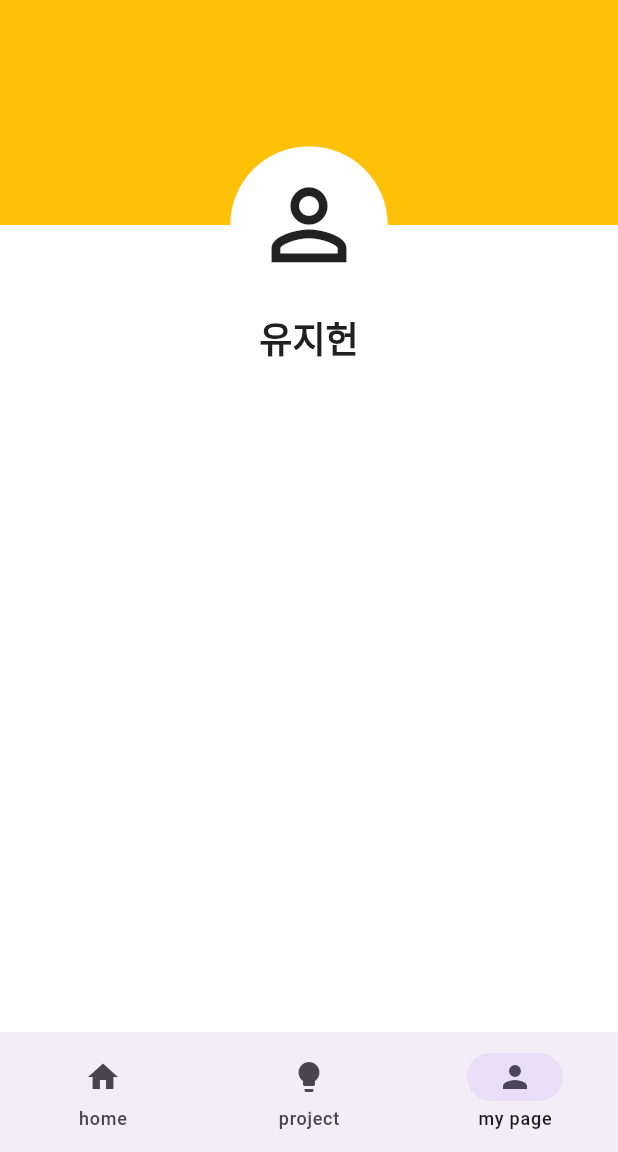
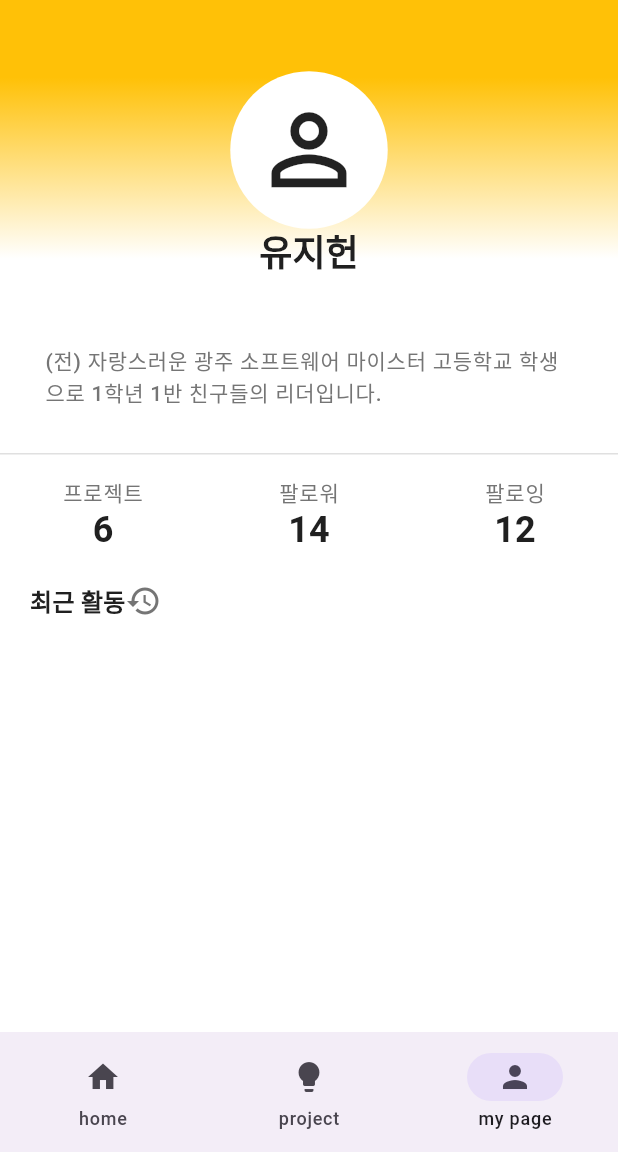
Before and after one commit to 976520/nexus-app, a Flutter app: the screen it shows after launch, item 3 of the bottom bar chosen, on a phone screen of 412 x 824 dp, the part 84-1236 px from its top. Run offline on Flutter 3.47's test engine with Material 3 defaults, Android fonts, the phone set to English and light mode, and no system bars.

Commit message:
Feat - publish my page

```diff
--- a/lib/page/mypage.dart
+++ b/lib/page/mypage.dart
@@ -9,32 +9,39 @@ class MyPage extends StatelessWidget {
       crossAxisAlignment: CrossAxisAlignment.stretch,
       children: <Widget>[
         SizedBox(
-          height: 300,
+          height: 230,
           child: Stack(
             children: [
               Column(
                 children: [
                   Expanded(
+                    flex: 3,
                     child: Container(
-                      color: Colors.amber,
-                    ),
-                  ),
-                  Expanded(
-                    child: Container(
-                      width: double.infinity,
-                      color: Colors.white,
-                      child: Center(
-                        child: Text(
-                          '유지헌',
-                          style: Theme.of(context).textTheme.titleLarge,
+                      decoration: const BoxDecoration(
+                        gradient: LinearGradient(
+                          begin: Alignment.bottomCenter,
+                          end: Alignment.topCenter,
+                          colors: [Colors.white, Colors.amber],
+                          stops: [0.0, 0.7]
                         ),
                       ),
                     ),
                   ),
+                  Expanded(
+                    flex: 1,
+                    child: Container(
+                      color: Colors.white,
+                    ),
+                  ),
                 ],
               ),
-              Center(
-                child: Container(
+              SizedBox(
+                width: double.infinity,
+                child: Column(
+                  mainAxisAlignment: MainAxisAlignment.center,
+                  crossAxisAlignment: CrossAxisAlignment.center,
+                  children: [
+                    Container(
                       padding: const EdgeInsets.all(15),
                       decoration: BoxDecoration(
                         color: Colors.white,
@@ -42,7 +49,62 @@ class MyPage extends StatelessWidget {
                       ),
                       child: const Icon(Icons.person_outline, size: 75),
                     ),
+                    Text(
+                      '유지헌',
+                      style: Theme.of(context).textTheme.titleLarge,
+                    ),
+                  ],
+                ),
               )
+            ],
+          ),
+        ),
+        Padding(
+          padding: const EdgeInsets.only(left: 30, top: 0, right: 30, bottom: 30),
+          child: Text(
+            '(전) 자랑스러운 광주 소프트웨어 마이스터 고등학교 학생으로 1학년 1반 친구들의 리더입니다.',
+            style: Theme.of(context).textTheme.labelSmall,
+          ),
+        ),
+        Divider(height: 1, color: Colors.grey[300]),
+        Padding(
+          padding: const EdgeInsets.only(top: 15),
+          child: Row(
+            children: [
+              Expanded(
+                child: Column(
+                  children: [
+                    Text('프로젝트', style: Theme.of(context).textTheme.labelSmall),
+                    Text('6', style: Theme.of(context).textTheme.titleLarge),
+                  ],
+                ),
+              ),
+              Expanded(
+                child: Column(
+                  children: [
+                    Text('팔로워', style: Theme.of(context).textTheme.labelSmall),
+                    Text('14', style: Theme.of(context).textTheme.titleLarge),
+                  ],
+                ),
+              ),
+              Expanded(
+                child: Column(
+                  children: [
+                    Text('팔로잉', style: Theme.of(context).textTheme.labelSmall),
+                    Text('12', style: Theme.of(context).textTheme.titleLarge),
+                  ],
+                ),
+              ),
+            ],
+          ),
+        ),
+        Padding(
+          padding: const EdgeInsets.only(top: 20, left: 20,right: 20),
+          child: Row(
+
+            children: [
+              Text('최근 활동', style: Theme.of(context).textTheme.titleMedium),
+              Icon(Icons.history, color: Colors.grey[600])
             ],
           ),
         ),
```
Lines whose indentation alone changed are shown as unchanged.
